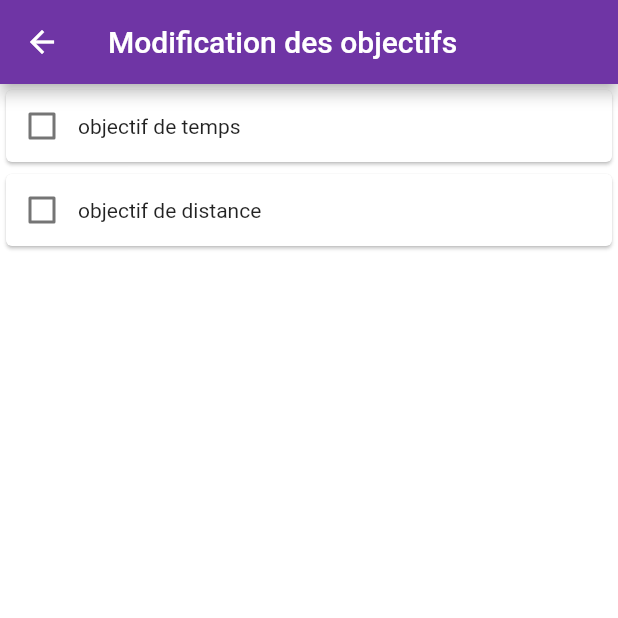
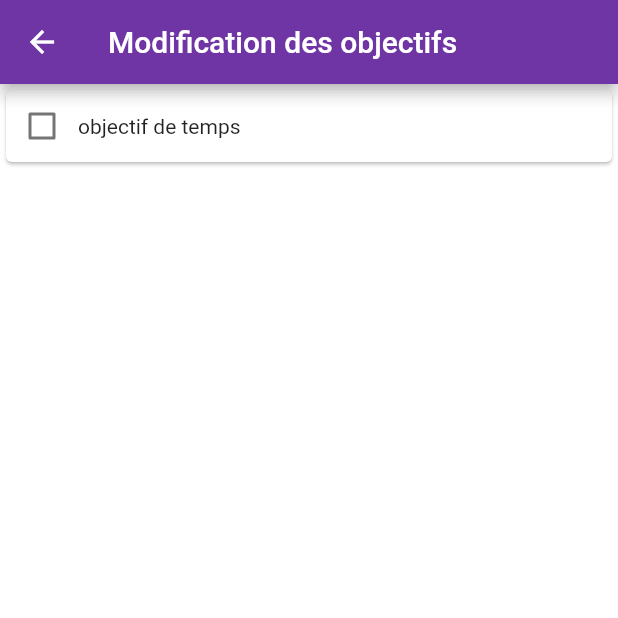
Before and after one commit to soni2261/Runex, a Flutter app: the CreerObjectif screen opened directly, on a phone screen of 412 x 824 dp, the top half of it. Run offline on Flutter 3.47's test engine with Material 2 defaults, Android fonts, the phone set to English and light mode, and no system bars; our stand-ins replace flutter_svg.

Commit message:
Revert "Merge branch 'main' of https://github.com/soni2261/Runex into main"
This reverts commit dbfba7891fd119117e36293261c30e9334f41ed5, reversing
changes made to 72f40ef0327e2b6c390bc7b748ed0638c431687f.

```diff
--- a/runex/lib/Screens/Profil/Onglets/Objectifs/Creation_Objectifs/CreerObjectif.dart
+++ b/runex/lib/Screens/Profil/Onglets/Objectifs/Creation_Objectifs/CreerObjectif.dart
@@ -1,5 +1,4 @@
 import 'package:flutter/material.dart';
-import 'package:numberpicker/numberpicker.dart';
 
 class CreerObjectif extends StatefulWidget {
   @override
@@ -8,33 +7,32 @@ class CreerObjectif extends StatefulWidget {
 
 class _CreerObjectifState extends State<CreerObjectif> {
   bool veutObjectifTemps = false;
-  bool veutObjectifDistance = false;
-  String typeObjectif;
-  String uniteObjectif;
-
-  double _firstCurrentDoubleValue = 0.0;
-  double _secondCurrentDoubleValue = 0.0;
-  double _thirdCurrentDoubleValue = 0.0;
-
-  int currentButton = 1;
-
-  NumberPicker decimalNumberPicker;
-
+  int nbListeSport = 10;
   Widget build(BuildContext context) {
-    _initializeNumberPickers();
     return Scaffold(
         appBar: AppBar(title: Text('Modification des objectifs')),
         body: Container(
           child: Column(
             children: [
-              _buildCarteObjectif("temps"),
-              _buildCarteObjectif("distance"),
+              _buildCarteObjectif(),
             ],
           ),
         ));
   }
 
-  // Widget _buildDropDownList() {
+  ListView _buildListView() {
+    return ListView.builder(
+      itemCount: nbListeSport,
+      itemBuilder: (_, index) {
+        return ListTile(
+          title: Text('The list item #$index'),
+          leading: Icon(Icons.delete_outline),
+        );
+      }, //context, which we dont need to specify, and index
+    );
+  }
+
+  // Widget _buildDropDownList(){
   //   String dropdownValue = 'Three';
 
   //   return DropDownButton<String>(
@@ -42,125 +40,44 @@ class _CreerObjectifState extends State<CreerObjectif> {
   //   );
   // }
 
-  void _initializeNumberPickers() {
-    decimalNumberPicker = new NumberPicker.decimal(
-      initialValue: _firstCurrentDoubleValue,
-      minValue: 0,
-      maxValue: 12,
-      decimalPlaces: 2,
-      onChanged: (value) => setState(() => _firstCurrentDoubleValue = value),
-    );
-  }
-
-  Future _showDoubleDialog(int currentButton) async {
-    await showDialog<double>(
-      context: context,
-      builder: (BuildContext context) {
-        return new NumberPickerDialog.decimal(
-          minValue: 0,
-          maxValue: 12,
-          decimalPlaces: 2,
-          initialDoubleValue: _firstCurrentDoubleValue,
-          title: new Text("Duree de l'entrainement"),
-        );
-      },
-    ).then((num value) {
-      if (value != null) {
-        if (currentButton == 1) {
-          setState(() => _firstCurrentDoubleValue = value);
-        } else if (currentButton == 2) {
-          setState(() => _secondCurrentDoubleValue = value);
-        } else if (currentButton == 3) {
-          setState(() => _thirdCurrentDoubleValue = value);
-        }
-      }
-    });
-  }
-
-  Widget _buildCarteObjectif(String typeObjectif) {
+  Widget _buildCarteObjectif() {
     return Card(
       child: Column(
         children: [
           Row(
-            mainAxisAlignment: MainAxisAlignment.start,
             children: [
               Checkbox(
-                value: veutObjectif(typeObjectif),
+                value: veutObjectifTemps,
                 onChanged: (bool value) {
                   setState(() {
-                    if (typeObjectif == "temps") {
-                      veutObjectifTemps = value;
-                    } else if (typeObjectif == "distance") {
-                      veutObjectifDistance = value;
-                    }
+                    veutObjectifTemps = value;
                   });
                 },
               ),
-              Text('objectif de $typeObjectif'),
+              Text('objectif de temps'),
             ],
           ),
           Visibility(
-            child: Column(
+            child: Row(
               children: [
-                Row(
-                  mainAxisAlignment: MainAxisAlignment.spaceEvenly,
-                  children: [
-                    Icon(Icons.directions_bike),
-                    Text("durée de l'entrainement: "),
-                    RaisedButton(
-                      onPressed: () => _showDoubleDialog(1),
-                      child: Text("$_firstCurrentDoubleValue h"),
-                    ),
-                  ],
+                ElevatedButton(
+                  onPressed: () {},
+                  child: Icon(Icons.add),
                 ),
-                Row(
-                  mainAxisAlignment: MainAxisAlignment.spaceEvenly,
-                  children: [
-                    Icon(Icons.directions_run),
-                    Text("durée de l'entrainement: "),
-                    RaisedButton(
-                      onPressed: () => _showDoubleDialog(2),
-                      child: Text("$_secondCurrentDoubleValue h"),
-                    ),
-                  ],
-                ),
-                Row(
-                  mainAxisAlignment: MainAxisAlignment.spaceEvenly,
-                  children: [
-                    Icon(Icons.directions_walk),
-                    Text("durée de l'entrainement: "),
-                    RaisedButton(
-                      onPressed: () => _showDoubleDialog(3),
-                      child: Text("$_thirdCurrentDoubleValue h"),
-                    ),
-                  ],
-                ),
+                Text('ajouter un sport'),
               ],
             ),
-            visible: veutObjectif(typeObjectif), //veutObjectifTemps,
+            visible: veutObjectifTemps, //veutObjectifTemps,
+          ),
+          Visibility(
+            child: Container(
+              height: 200,
+              child: _buildListView(),
+            ),
+            visible: veutObjectifTemps,
           ),
         ],
       ),
     );
   }
-
-  bool veutObjectif(String typeObjectif) {
-    if (typeObjectif == "temps") {
-      return veutObjectifTemps;
-    } else if (typeObjectif == "distance") {
-      return veutObjectifDistance;
-    } else {
-      return false;
-    }
-  }
-
-  String uniteDeObjectif(String typeObjectif){
-    if (typeObjectif == "temps") {
-      return "h";
-    } else if (typeObjectif == "distance") {
-      return "km";
-    } else {
-      return "h";
-    }
-  }
 }
--- a/runex/lib/Screens/Profil/Onglets/Objectifs/objectifs.dart
+++ b/runex/lib/Screens/Profil/Onglets/Objectifs/objectifs.dart
@@ -15,7 +15,6 @@ class _ObjectifsState extends State<Objectifs> {
       child: ElevatedButton(
         onPressed: () {
           Navigator.of(context).push(MaterialPageRoute(
-            //builder: (context) => CreerObjectif(),
             builder: (context) => CreerObjectif(),
           ));
         },
--- a/runex/lib/Screens/Profil/profil.dart
+++ b/runex/lib/Screens/Profil/profil.dart
@@ -3,7 +3,7 @@ import 'package:runex/constants.dart';
 import 'Onglets/Statistiques/statistiques.dart';
 import 'Onglets/Objectifs/objectifs.dart';
 import 'Onglets/Historique/historique.dart';
-//import 'package:runex/constants.dart';
+import 'package:runex/constants.dart';
 
 class Profil extends StatelessWidget {
   @override
--- a/runex/pubspec.yaml
+++ b/runex/pubspec.yaml
@@ -25,8 +25,6 @@ dependencies:
     sdk: flutter
 
   flutter_svg: ^0.18.0
-
-  numberpicker: ^1.3.0
 
 
   # The following adds the Cupertino Icons font to your application.
```
Also changed, not shown: runex/lib/Screens/Profil/Onglets/Objectifs/Creation_Objectifs/temps.dart (deleted, +0 -81 lines), runex/pubspec.lock.
